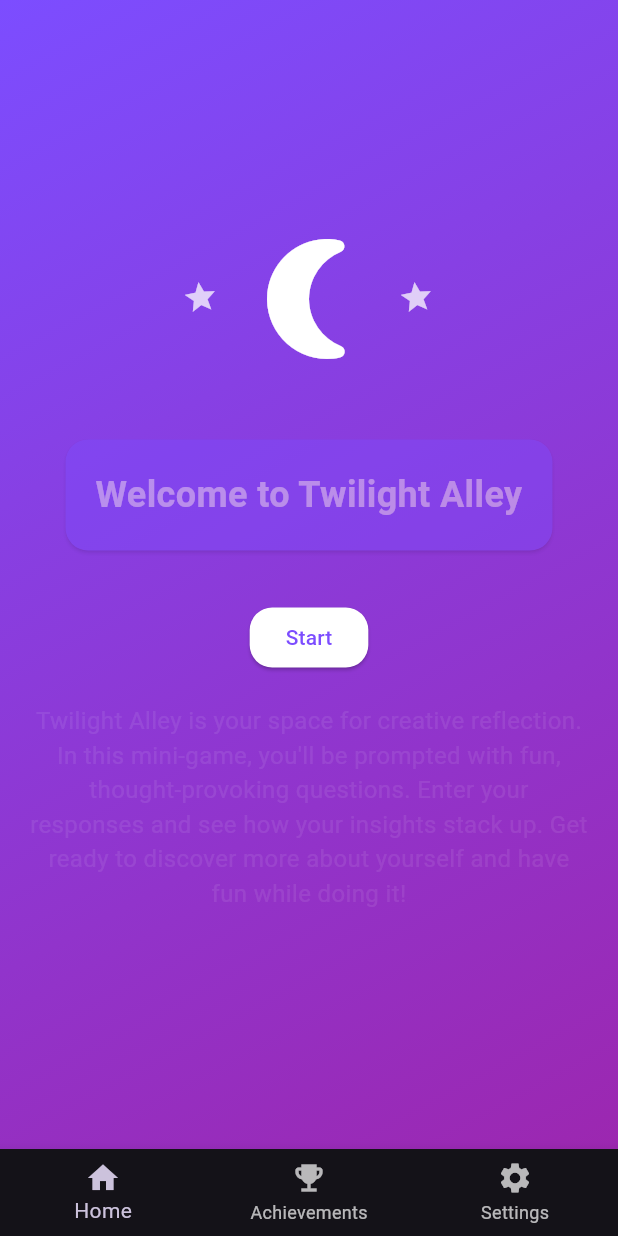
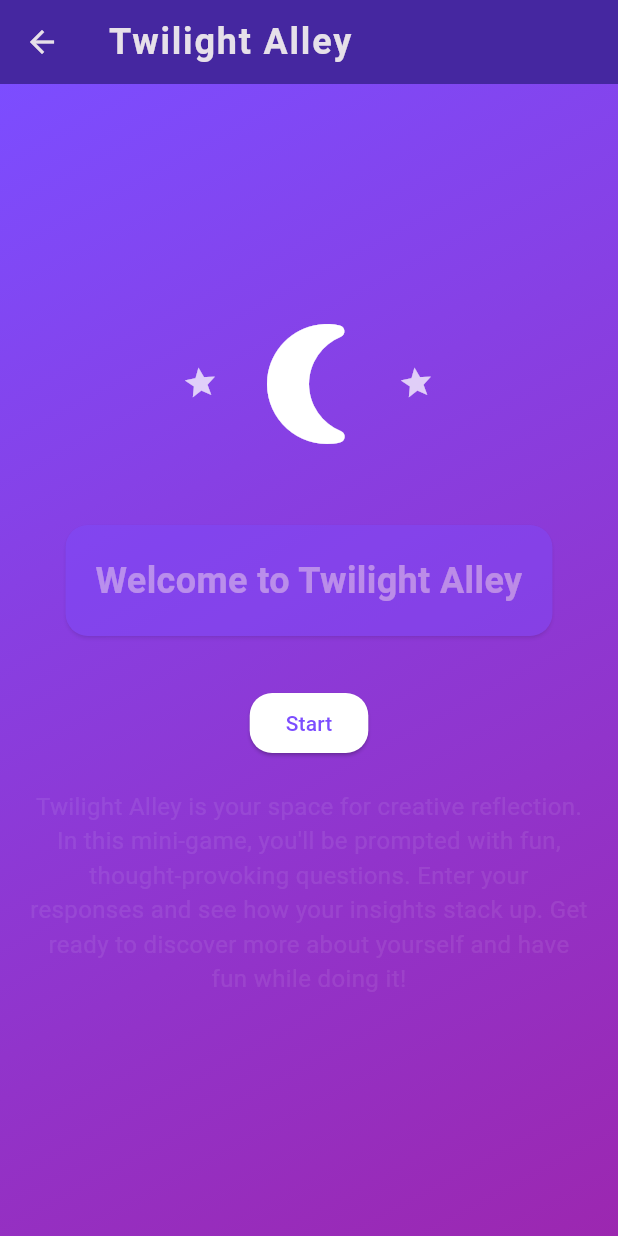
Before and after one commit to Kenneth-W-Chen/mindfulness-app, a Flutter app: the TwilightAlleyIntro screen opened directly, on a phone screen of 412 x 824 dp. Run offline on Flutter 3.47's test engine with Material 3 defaults, Android fonts, the phone set to English and light mode, and no system bars; our stand-ins replace audioplayers, sqflite; accounts and stored records are empty.

Commit message:
Integrate Activity 2 with screens
Update UI themes and elements to match previous pages

```diff
--- a/lib/screens/activities/twilight_alley_activity.dart
+++ b/lib/screens/activities/twilight_alley_activity.dart
@@ -107,6 +107,18 @@ class _TwilightAlleyActivityState extends State<TwilightAlleyActivity>
   @override
   Widget build(BuildContext context) {
     return Scaffold(
+      appBar: AppBar(
+        title: const Text(
+          'Twilight Alley',
+          style: TextStyle(
+            fontWeight: FontWeight.bold,
+            fontSize: 24,
+            letterSpacing: 1.2,
+          ),
+        ),
+        backgroundColor: Colors.deepPurple[800],
+        elevation: 0,
+      ),
       body: Container(
         width: double.infinity, // Ensures the container covers full width
         height: double.infinity, // Ensures the container covers full height
@@ -213,27 +225,6 @@ class _TwilightAlleyActivityState extends State<TwilightAlleyActivity>
           ],
         ),
       ),
-      bottomNavigationBar: BottomNavigationBar(
-        items: const [
-          BottomNavigationBarItem(
-            icon: Icon(Icons.home),
-            label: 'Home',
-          ),
-          BottomNavigationBarItem(
-            icon: Icon(Icons.emoji_events),
-            label: 'Achievements',
-          ),
-          BottomNavigationBarItem(
-            icon: Icon(Icons.settings),
-            label: 'Settings',
-          ),
-        ],
-        onTap: (index) {
-          if (index == 0) {
-            Navigator.pop(context);
-          }
-        },
-      ),
     );
   }
 }
--- a/lib/screens/activities/twilight_alley_intro.dart
+++ b/lib/screens/activities/twilight_alley_intro.dart
@@ -1,7 +1,6 @@
 import 'package:flutter/material.dart';
 import 'dart:async';
 
-import '../mockhome_screen.dart'; // Correct relative import
 import '../shared/twilight_alley_load.dart'; // Correct relative path to the load screen
 import 'twilight_alley_activity.dart'; // Correct relative path to the activity
 
@@ -70,6 +69,18 @@ class _TwilightAlleyIntroState extends State<TwilightAlleyIntro>
   @override
   Widget build(BuildContext context) {
     return Scaffold(
+      appBar: AppBar(
+        title: const Text(
+          'Twilight Alley',
+          style: TextStyle(
+            fontWeight: FontWeight.bold,
+            fontSize: 24,
+            letterSpacing: 1.2,
+          ),
+        ),
+        backgroundColor: Colors.deepPurple[800],
+        elevation: 0,
+      ),
       body: Container(
         width: double.infinity,
         height: double.infinity,
@@ -189,30 +200,6 @@ class _TwilightAlleyIntroState extends State<TwilightAlleyIntro>
           ],
         ),
       ),
-      bottomNavigationBar: BottomNavigationBar(
-        items: const [
-          BottomNavigationBarItem(
-            icon: Icon(Icons.home),
-            label: 'Home',
-          ),
-          BottomNavigationBarItem(
-            icon: Icon(Icons.emoji_events),
-            label: 'Achievements',
-          ),
-          BottomNavigationBarItem(
-            icon: Icon(Icons.settings),
-            label: 'Settings',
-          ),
-        ],
-        onTap: (index) {
-          if (index == 0) {
-            Navigator.push(
-              context,
-              MaterialPageRoute(builder: (context) => const MockHomeScreen()),
-            );
-          }
-        },
-      ),
     );
   }
 }
```
Also changed, not shown: lib/TranquilForestLandingPage.dart (+4 -3 lines), lib/screens/shared/twilight_alley_load.dart (+12 -0 lines).
